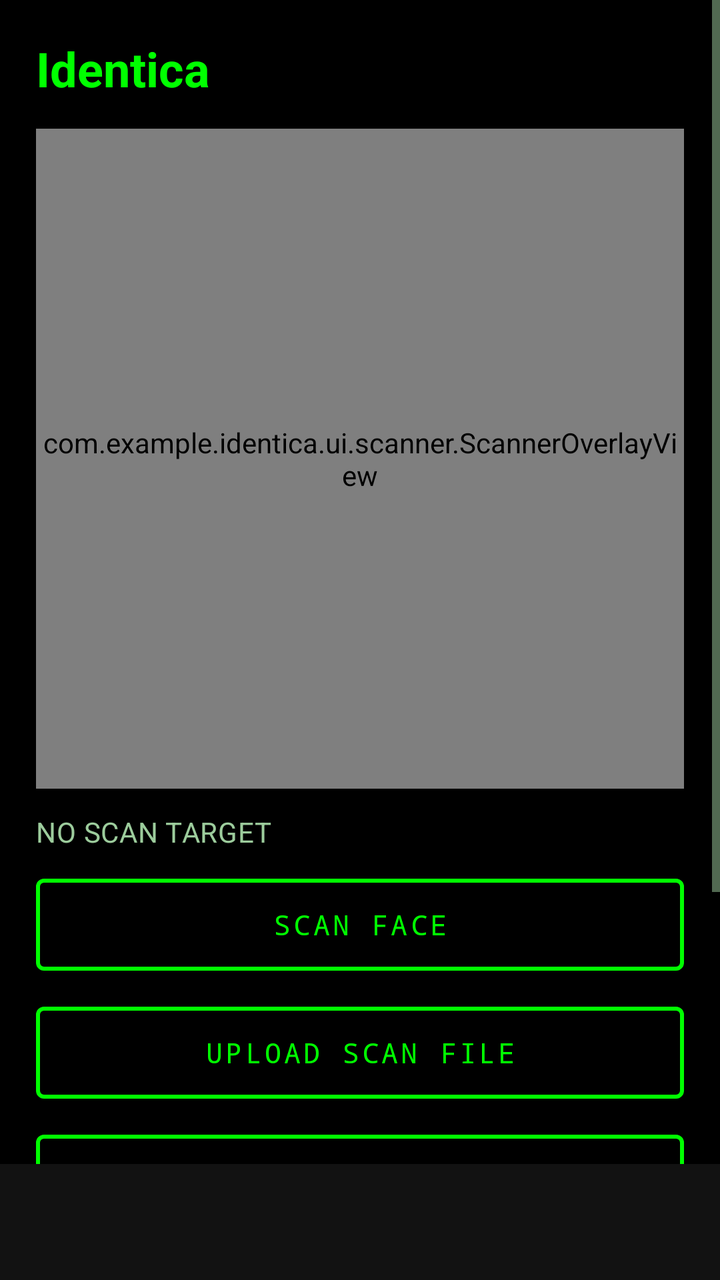
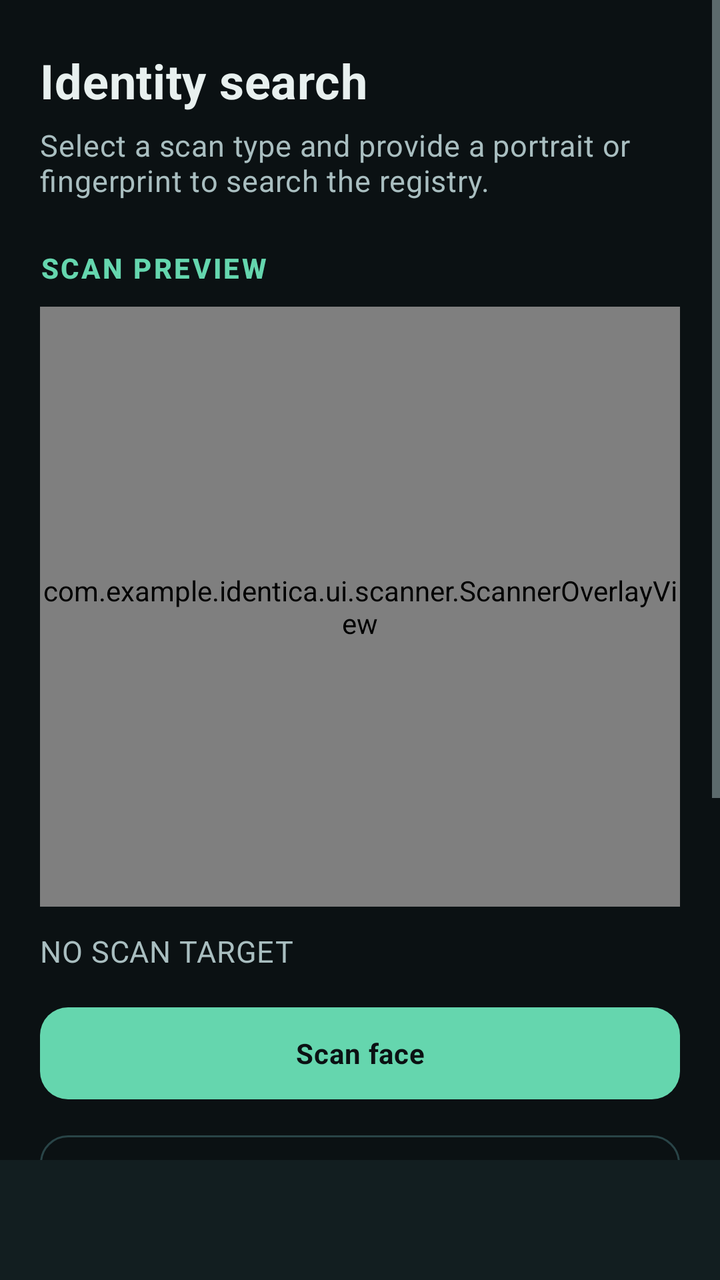

Two renders of the same Android screen: before a commit and after it. Below are the layout's source before the change and the commit's diff.
<!-- AndroidManifest.xml: application theme Theme.Identica -->
<!-- res/layout/activity_search_person.xml -->
<?xml version="1.0" encoding="utf-8"?>
<LinearLayout xmlns:android="http://schemas.android.com/apk/res/android" xmlns:app="http://schemas.android.com/apk/res-auto" android:layout_width="match_parent" android:layout_height="match_parent" android:background="@color/matrix_black" android:orientation="vertical">
<ScrollView android:layout_width="match_parent" android:layout_height="0dp" android:layout_weight="1" android:fillViewport="true">
<LinearLayout android:layout_width="match_parent" android:layout_height="wrap_content" android:orientation="vertical" android:padding="18dp">
<TextView android:layout_width="wrap_content" android:layout_height="wrap_content" android:text="Identica" android:textAppearance="@style/Identica.Title"/>
<FrameLayout android:layout_width="match_parent" android:layout_height="330dp" android:layout_marginTop="14dp" android:background="@drawable/bg_neon_panel">
<ImageView android:id="@+id/probePreview" android:layout_width="match_parent" android:layout_height="match_parent" android:contentDescription="Identity scan target" android:scaleType="centerCrop"/>
<com.example.identica.ui.scanner.FingerprintScanView android:id="@+id/fingerprintScanView" android:layout_width="match_parent" android:layout_height="match_parent" android:visibility="gone"/>
<com.example.identica.ui.scanner.ScannerOverlayView android:id="@+id/scannerOverlay" android:layout_width="match_parent" android:layout_height="match_parent"/>
</FrameLayout>
<TextView android:id="@+id/probeLabelText" android:layout_width="wrap_content" android:layout_height="wrap_content" android:layout_marginTop="12dp" android:text="NO SCAN TARGET" android:textAppearance="@style/Identica.Body"/>
<com.google.android.material.button.MaterialButton android:id="@+id/captureProbeButton" style="@style/Identica.Button" android:layout_width="match_parent" android:layout_height="54dp" android:layout_marginTop="10dp" android:text="SCAN FACE"/>
<com.google.android.material.button.MaterialButton android:id="@+id/uploadProbeButton" style="@style/Identica.Button" android:layout_width="match_parent" android:layout_height="54dp" android:layout_marginTop="10dp" android:text="UPLOAD SCAN FILE"/>
<com.google.android.material.button.MaterialButton android:id="@+id/startScanButton" style="@style/Identica.Button" android:layout_width="match_parent" android:layout_height="54dp" android:layout_marginTop="10dp" android:enabled="false" android:text="START IDENTITY SEARCH"/>
<TextView android:id="@+id/statusText" android:layout_width="wrap_content" android:layout_height="wrap_content" android:layout_marginTop="16dp" android:text="STANDBY" android:textAppearance="@style/Identica.Body"/>
<ProgressBar android:id="@+id/scanProgressBar" style="?android:attr/progressBarStyleHorizontal" android:layout_width="match_parent" android:layout_height="7dp" android:layout_marginTop="6dp" android:max="100" android:progress="0" android:progressTint="@color/neon_green" android:progressBackgroundTint="@color/matrix_charcoal_light"/>
<TextView android:id="@+id/matchPercentText" android:layout_width="wrap_content" android:layout_height="wrap_content" android:layout_marginTop="14dp" android:text="0% MATCH" android:textAppearance="@style/Identica.Metric"/>
<ProgressBar android:id="@+id/matchProgressBar" style="?android:attr/progressBarStyleHorizontal" android:layout_width="match_parent" android:layout_height="10dp" android:layout_marginTop="4dp" android:max="100" android:progress="0" android:progressTint="@color/neon_cyan" android:progressBackgroundTint="@color/matrix_charcoal_light"/>
<TextView android:id="@+id/errorText" android:layout_width="wrap_content" android:layout_height="wrap_content" android:layout_marginTop="12dp" android:textColor="@color/alert_red" android:visibility="gone"/>
<LinearLayout android:id="@+id/resultPanel" android:layout_width="match_parent" android:layout_height="wrap_content" android:layout_marginTop="16dp" android:background="@drawable/bg_neon_panel" android:orientation="vertical" android:padding="14dp" android:visibility="gone">
<ImageView android:id="@+id/resultPhoto" android:layout_width="match_parent" android:layout_height="220dp" android:contentDescription="Matched identity portrait" android:scaleType="centerCrop"/>
<TextView android:id="@+id/resultTitleText" android:layout_width="wrap_content" android:layout_height="wrap_content" android:layout_marginTop="12dp" android:textAppearance="@style/Identica.Title"/>
<TextView android:id="@+id/resultDetailText" android:layout_width="match_parent" android:layout_height="wrap_content" android:layout_marginTop="8dp" android:textAppearance="@style/Identica.Body"/>
</LinearLayout>
</LinearLayout>
</ScrollView>
<com.google.android.material.tabs.TabLayout android:id="@+id/scanTabs" android:layout_width="match_parent" android:layout_height="58dp" android:background="@color/matrix_charcoal" app:tabIndicatorColor="@color/neon_green" app:tabMode="fixed" app:tabTextColor="@color/text_secondary" app:tabSelectedTextColor="@color/neon_green"/>
</LinearLayout>
<!-- resources referenced by this layout -->
<resources>
  <color name="alert_red">#FF3B3B</color>
  <color name="matrix_black">#000000</color>
  <color name="matrix_charcoal">#121212</color>
  <color name="matrix_charcoal_light">#1E1E1E</color>
  <color name="neon_cyan">#00FFFF</color>
  <color name="neon_green">#00FF00</color>
  <color name="text_secondary">#9CCC9C</color>
  <!-- drawable bg_neon_panel (drawable) -->
  <?xml version="1.0" encoding="utf-8"?>
  <shape xmlns:android="http://schemas.android.com/apk/res/android"
      android:shape="rectangle">
      <solid android:color="@color/matrix_charcoal" />
      <stroke
          android:width="1dp"
          android:color="@color/neon_cyan" />
      <corners android:radius="4dp" />
  </shape>
  <style name="Identica.Body" parent="TextAppearance.Material3.BodyMedium">
          <item name="android:textColor">@color/text_secondary</item>
          <item name="android:fontFamily">monospace</item>
      </style>
  <style name="Identica.Button" parent="Widget.Material3.Button.OutlinedButton">
          <item name="strokeColor">@color/neon_green</item>
          <item name="strokeWidth">2dp</item>
          <item name="rippleColor">@color/neon_green_dim</item>
          <item name="cornerRadius">4dp</item>
          <item name="android:textColor">@color/neon_green</item>
          <item name="android:letterSpacing">0.1</item>
          <item name="android:fontFamily">monospace</item>
      </style>
  <style name="Identica.Metric" parent="TextAppearance.Material3.DisplaySmall">
          <item name="android:textColor">@color/neon_cyan</item>
          <item name="android:fontFamily">monospace</item>
          <item name="android:textStyle">bold</item>
      </style>
  <style name="Identica.Title" parent="TextAppearance.Material3.HeadlineSmall">
          <item name="android:textColor">@color/neon_green</item>
          <item name="android:fontFamily">monospace</item>
          <item name="android:textStyle">bold</item>
      </style>
  <style name="Theme.Identica" parent="Theme.Material3.Dark.NoActionBar">
          <item name="colorPrimary">@color/neon_green</item>
          <item name="colorOnPrimary">@color/matrix_black</item>
          <item name="colorSecondary">@color/neon_cyan</item>
          <item name="colorOnSecondary">@color/matrix_black</item>
          <item name="colorSurface">@color/matrix_charcoal</item>
          <item name="colorOnSurface">@color/neon_green</item>
          <item name="colorOnSurfaceVariant">@color/text_secondary</item>
          <item name="colorError">@color/alert_red</item>
          <item name="android:colorBackground">@color/matrix_black</item>
          <item name="android:windowBackground">@color/matrix_black</item>
          <item name="android:textColorPrimary">@color/neon_green</item>
          <item name="android:textColorSecondary">@color/text_secondary</item>
          <item name="android:textColorHint">@color/text_secondary</item>
          <item name="android:statusBarColor">@color/matrix_black</item>
          <item name="android:navigationBarColor">@color/matrix_black</item>
      </style>
  <color name="neon_green_dim">#0A7A0A</color>
</resources>

<!-- the commit's change to res/layout/activity_search_person.xml (unified diff, before → after) -->
@@ -1,28 +1,190 @@
 <?xml version="1.0" encoding="utf-8"?>
-<LinearLayout xmlns:android="http://schemas.android.com/apk/res/android" xmlns:app="http://schemas.android.com/apk/res-auto" android:layout_width="match_parent" android:layout_height="match_parent" android:background="@color/matrix_black" android:orientation="vertical">
-<ScrollView android:layout_width="match_parent" android:layout_height="0dp" android:layout_weight="1" android:fillViewport="true">
-<LinearLayout android:layout_width="match_parent" android:layout_height="wrap_content" android:orientation="vertical" android:padding="18dp">
-<TextView android:layout_width="wrap_content" android:layout_height="wrap_content" android:text="Identica" android:textAppearance="@style/Identica.Title"/>
-<FrameLayout android:layout_width="match_parent" android:layout_height="330dp" android:layout_marginTop="14dp" android:background="@drawable/bg_neon_panel">
-<ImageView android:id="@+id/probePreview" android:layout_width="match_parent" android:layout_height="match_parent" android:contentDescription="Identity scan target" android:scaleType="centerCrop"/>
-<com.example.identica.ui.scanner.FingerprintScanView android:id="@+id/fingerprintScanView" android:layout_width="match_parent" android:layout_height="match_parent" android:visibility="gone"/>
-<com.example.identica.ui.scanner.ScannerOverlayView android:id="@+id/scannerOverlay" android:layout_width="match_parent" android:layout_height="match_parent"/>
-</FrameLayout>
-<TextView android:id="@+id/probeLabelText" android:layout_width="wrap_content" android:layout_height="wrap_content" android:layout_marginTop="12dp" android:text="NO SCAN TARGET" android:textAppearance="@style/Identica.Body"/>
-<com.google.android.material.button.MaterialButton android:id="@+id/captureProbeButton" style="@style/Identica.Button" android:layout_width="match_parent" android:layout_height="54dp" android:layout_marginTop="10dp" android:text="SCAN FACE"/>
-<com.google.android.material.button.MaterialButton android:id="@+id/uploadProbeButton" style="@style/Identica.Button" android:layout_width="match_parent" android:layout_height="54dp" android:layout_marginTop="10dp" android:text="UPLOAD SCAN FILE"/>
-<com.google.android.material.button.MaterialButton android:id="@+id/startScanButton" style="@style/Identica.Button" android:layout_width="match_parent" android:layout_height="54dp" android:layout_marginTop="10dp" android:enabled="false" android:text="START IDENTITY SEARCH"/>
-<TextView android:id="@+id/statusText" android:layout_width="wrap_content" android:layout_height="wrap_content" android:layout_marginTop="16dp" android:text="STANDBY" android:textAppearance="@style/Identica.Body"/>
-<ProgressBar android:id="@+id/scanProgressBar" style="?android:attr/progressBarStyleHorizontal" android:layout_width="match_parent" android:layout_height="7dp" android:layout_marginTop="6dp" android:max="100" android:progress="0" android:progressTint="@color/neon_green" android:progressBackgroundTint="@color/matrix_charcoal_light"/>
-<TextView android:id="@+id/matchPercentText" android:layout_width="wrap_content" android:layout_height="wrap_content" android:layout_marginTop="14dp" android:text="0% MATCH" android:textAppearance="@style/Identica.Metric"/>
-<ProgressBar android:id="@+id/matchProgressBar" style="?android:attr/progressBarStyleHorizontal" android:layout_width="match_parent" android:layout_height="10dp" android:layout_marginTop="4dp" android:max="100" android:progress="0" android:progressTint="@color/neon_cyan" android:progressBackgroundTint="@color/matrix_charcoal_light"/>
-<TextView android:id="@+id/errorText" android:layout_width="wrap_content" android:layout_height="wrap_content" android:layout_marginTop="12dp" android:textColor="@color/alert_red" android:visibility="gone"/>
-<LinearLayout android:id="@+id/resultPanel" android:layout_width="match_parent" android:layout_height="wrap_content" android:layout_marginTop="16dp" android:background="@drawable/bg_neon_panel" android:orientation="vertical" android:padding="14dp" android:visibility="gone">
-<ImageView android:id="@+id/resultPhoto" android:layout_width="match_parent" android:layout_height="220dp" android:contentDescription="Matched identity portrait" android:scaleType="centerCrop"/>
-<TextView android:id="@+id/resultTitleText" android:layout_width="wrap_content" android:layout_height="wrap_content" android:layout_marginTop="12dp" android:textAppearance="@style/Identica.Title"/>
-<TextView android:id="@+id/resultDetailText" android:layout_width="match_parent" android:layout_height="wrap_content" android:layout_marginTop="8dp" android:textAppearance="@style/Identica.Body"/>
+<LinearLayout xmlns:android="http://schemas.android.com/apk/res/android"
+    xmlns:app="http://schemas.android.com/apk/res-auto"
+    android:layout_width="match_parent"
+    android:layout_height="match_parent"
+    android:background="@color/matrix_black"
+    android:orientation="vertical">
+
+    <ScrollView
+        android:layout_width="match_parent"
+        android:layout_height="0dp"
+        android:layout_weight="1"
+        android:fillViewport="true">
+
+        <LinearLayout
+            android:layout_width="match_parent"
+            android:layout_height="wrap_content"
+            android:orientation="vertical"
+            android:paddingHorizontal="20dp"
+            android:paddingTop="24dp"
+            android:paddingBottom="28dp">
+
+            <TextView
+                android:layout_width="wrap_content"
+                android:layout_height="wrap_content"
+                android:text="Identity search"
+                android:textAppearance="@style/Identica.Title" />
+
+            <TextView
+                android:layout_width="match_parent"
+                android:layout_height="wrap_content"
+                android:layout_marginTop="6dp"
+                android:text="Select a scan type and provide a portrait or fingerprint to search the registry."
+                android:textAppearance="@style/Identica.Body" />
+
+            <TextView
+                android:layout_width="wrap_content"
+                android:layout_height="wrap_content"
+                android:layout_marginTop="24dp"
+                android:text="SCAN PREVIEW"
+                android:textAppearance="@style/Identica.Section" />
+
+            <FrameLayout
+                android:layout_width="match_parent"
+                android:layout_height="300dp"
+                android:layout_marginTop="10dp"
+                android:background="@drawable/bg_neon_panel">
+
+                <ImageView
+                    android:id="@+id/probePreview"
+                    android:layout_width="match_parent"
+                    android:layout_height="match_parent"
+                    android:contentDescription="Identity scan target"
+                    android:scaleType="centerCrop" />
+
+                <com.example.identica.ui.scanner.FingerprintScanView
+                    android:id="@+id/fingerprintScanView"
+                    android:layout_width="match_parent"
+                    android:layout_height="match_parent"
+                    android:visibility="gone" />
+
+                <com.example.identica.ui.scanner.ScannerOverlayView
+                    android:id="@+id/scannerOverlay"
+                    android:layout_width="match_parent"
+                    android:layout_height="match_parent" />
+            </FrameLayout>
+
+            <TextView
+                android:id="@+id/probeLabelText"
+                android:layout_width="wrap_content"
+                android:layout_height="wrap_content"
+                android:layout_marginTop="12dp"
+                android:text="NO SCAN TARGET"
+                android:textAppearance="@style/Identica.Body" />
+
+            <com.google.android.material.button.MaterialButton
+                android:id="@+id/captureProbeButton"
+                style="@style/Identica.Button"
+                android:layout_width="match_parent"
+                android:layout_height="54dp"
+                android:layout_marginTop="14dp"
+                android:text="Scan face" />
+
+            <com.google.android.material.button.MaterialButton
+                android:id="@+id/uploadProbeButton"
+                style="@style/Identica.Button.Secondary"
+                android:layout_width="match_parent"
+                android:layout_height="54dp"
+                android:layout_marginTop="10dp"
+                android:text="Upload scan file" />
+
+            <com.google.android.material.button.MaterialButton
+                android:id="@+id/startScanButton"
+                style="@style/Identica.Button"
+                android:layout_width="match_parent"
+                android:layout_height="54dp"
+                android:layout_marginTop="10dp"
+                android:enabled="false"
+                android:text="Start identity search" />
+
+            <TextView
+                android:id="@+id/statusText"
+                android:layout_width="wrap_content"
+                android:layout_height="wrap_content"
+                android:layout_marginTop="20dp"
+                android:text="STANDBY"
+                android:textAppearance="@style/Identica.Section" />
+
+            <ProgressBar
+                android:id="@+id/scanProgressBar"
+                style="?android:attr/progressBarStyleHorizontal"
+                android:layout_width="match_parent"
+                android:layout_height="6dp"
+                android:layout_marginTop="8dp"
+                android:max="100"
+                android:progress="0"
+                android:progressBackgroundTint="@color/matrix_charcoal_light"
+                android:progressTint="@color/neon_green" />
+
+            <TextView
+                android:id="@+id/matchPercentText"
+                android:layout_width="wrap_content"
+                android:layout_height="wrap_content"
+                android:layout_marginTop="18dp"
+                android:text="0% MATCH"
+                android:textAppearance="@style/Identica.Metric" />
+
+            <ProgressBar
+                android:id="@+id/matchProgressBar"
+                style="?android:attr/progressBarStyleHorizontal"
+                android:layout_width="match_parent"
+                android:layout_height="8dp"
+                android:layout_marginTop="6dp"
+                android:max="100"
+                android:progress="0"
+                android:progressBackgroundTint="@color/matrix_charcoal_light"
+                android:progressTint="@color/neon_cyan" />
+
+            <TextView
+                android:id="@+id/errorText"
+                android:layout_width="wrap_content"
+                android:layout_height="wrap_content"
+                android:layout_marginTop="12dp"
+                android:textColor="@color/alert_red"
+                android:visibility="gone" />
+
+            <LinearLayout
+                android:id="@+id/resultPanel"
+                android:layout_width="match_parent"
+                android:layout_height="wrap_content"
+                android:layout_marginTop="20dp"
+                android:background="@drawable/bg_neon_panel"
+                android:orientation="vertical"
+                android:padding="16dp"
+                android:visibility="gone">
+
+                <ImageView
+                    android:id="@+id/resultPhoto"
+                    android:layout_width="match_parent"
+                    android:layout_height="220dp"
+                    android:contentDescription="Matched identity portrait"
+                    android:scaleType="centerCrop" />
+
+                <TextView
+                    android:id="@+id/resultTitleText"
+                    android:layout_width="wrap_content"
+                    android:layout_height="wrap_content"
+                    android:layout_marginTop="14dp"
+                    android:textAppearance="@style/Identica.Title" />
+
+                <TextView
+                    android:id="@+id/resultDetailText"
+                    android:layout_width="match_parent"
+                    android:layout_height="wrap_content"
+                    android:layout_marginTop="8dp"
+                    android:textAppearance="@style/Identica.Body" />
+            </LinearLayout>
+        </LinearLayout>
+    </ScrollView>
+
+    <com.google.android.material.tabs.TabLayout
+        android:id="@+id/scanTabs"
+        android:layout_width="match_parent"
+        android:layout_height="60dp"
+        android:background="@color/matrix_charcoal"
+        app:tabIndicatorColor="@color/neon_green"
+        app:tabMode="fixed"
+        app:tabSelectedTextColor="@color/neon_green"
+        app:tabTextColor="@color/text_secondary" />
 </LinearLayout>
-</LinearLayout>
-</ScrollView>
-<com.google.android.material.tabs.TabLayout android:id="@+id/scanTabs" android:layout_width="match_parent" android:layout_height="58dp" android:background="@color/matrix_charcoal" app:tabIndicatorColor="@color/neon_green" app:tabMode="fixed" app:tabTextColor="@color/text_secondary" app:tabSelectedTextColor="@color/neon_green"/>
-</LinearLayout>
<!-- resource entries referenced after the edit -->
@@ -1,12 +1,12 @@
 <!-- resources referenced by this layout -->
 <resources>
-  <color name="alert_red">#FF3B3B</color>
-  <color name="matrix_black">#000000</color>
-  <color name="matrix_charcoal">#121212</color>
-  <color name="matrix_charcoal_light">#1E1E1E</color>
-  <color name="neon_cyan">#00FFFF</color>
-  <color name="neon_green">#00FF00</color>
-  <color name="text_secondary">#9CCC9C</color>
+  <color name="alert_red">#FF8A80</color>
+  <color name="matrix_black">#0B1113</color>
+  <color name="matrix_charcoal">#121E20</color>
+  <color name="matrix_charcoal_light">#1D3032</color>
+  <color name="neon_cyan">#8BD8E1</color>
+  <color name="neon_green">#65D6AE</color>
+  <color name="text_secondary">#A9BEC0</color>
   <!-- drawable bg_neon_panel (drawable) -->
   <?xml version="1.0" encoding="utf-8"?>
   <shape xmlns:android="http://schemas.android.com/apk/res/android"
@@ -14,31 +14,52 @@
       <solid android:color="@color/matrix_charcoal" />
       <stroke
           android:width="1dp"
-          android:color="@color/neon_cyan" />
-      <corners android:radius="4dp" />
+          android:color="@color/panel_border" />
+      <corners android:radius="18dp" />
   </shape>
   <style name="Identica.Body" parent="TextAppearance.Material3.BodyMedium">
           <item name="android:textColor">@color/text_secondary</item>
-          <item name="android:fontFamily">monospace</item>
+          <item name="android:fontFamily">sans</item>
+          <item name="android:textSize">15sp</item>
+          <item name="android:lineSpacingExtra">3dp</item>
       </style>
-  <style name="Identica.Button" parent="Widget.Material3.Button.OutlinedButton">
-          <item name="strokeColor">@color/neon_green</item>
-          <item name="strokeWidth">2dp</item>
+  <style name="Identica.Button" parent="Widget.Material3.Button">
+          <item name="backgroundTint">@color/neon_green</item>
           <item name="rippleColor">@color/neon_green_dim</item>
-          <item name="cornerRadius">4dp</item>
-          <item name="android:textColor">@color/neon_green</item>
-          <item name="android:letterSpacing">0.1</item>
-          <item name="android:fontFamily">monospace</item>
+          <item name="cornerRadius">14dp</item>
+          <item name="android:textColor">@color/matrix_black</item>
+          <item name="android:letterSpacing">0.02</item>
+          <item name="android:fontFamily">sans</item>
+          <item name="android:textStyle">bold</item>
+          <item name="android:minHeight">52dp</item>
+      </style>
+  <style name="Identica.Button.Secondary" parent="Widget.Material3.Button.OutlinedButton">
+          <item name="strokeColor">@color/panel_border</item>
+          <item name="strokeWidth">1dp</item>
+          <item name="rippleColor">@color/neon_green_dim</item>
+          <item name="cornerRadius">14dp</item>
+          <item name="android:textColor">@color/text_primary</item>
+          <item name="android:letterSpacing">0.02</item>
+          <item name="android:fontFamily">sans</item>
+          <item name="android:textStyle">bold</item>
+          <item name="android:minHeight">52dp</item>
       </style>
   <style name="Identica.Metric" parent="TextAppearance.Material3.DisplaySmall">
           <item name="android:textColor">@color/neon_cyan</item>
-          <item name="android:fontFamily">monospace</item>
+          <item name="android:fontFamily">sans</item>
           <item name="android:textStyle">bold</item>
       </style>
+  <style name="Identica.Section" parent="TextAppearance.Material3.TitleSmall">
+          <item name="android:textColor">@color/neon_green</item>
+          <item name="android:fontFamily">sans</item>
+          <item name="android:textStyle">bold</item>
+          <item name="android:letterSpacing">0.08</item>
+      </style>
   <style name="Identica.Title" parent="TextAppearance.Material3.HeadlineSmall">
-          <item name="android:textColor">@color/neon_green</item>
-          <item name="android:fontFamily">monospace</item>
+          <item name="android:textColor">@color/text_primary</item>
+          <item name="android:fontFamily">sans</item>
           <item name="android:textStyle">bold</item>
+          <item name="android:letterSpacing">0.01</item>
       </style>
   <style name="Theme.Identica" parent="Theme.Material3.Dark.NoActionBar">
           <item name="colorPrimary">@color/neon_green</item>
@@ -46,17 +67,22 @@
           <item name="colorSecondary">@color/neon_cyan</item>
           <item name="colorOnSecondary">@color/matrix_black</item>
           <item name="colorSurface">@color/matrix_charcoal</item>
-          <item name="colorOnSurface">@color/neon_green</item>
+          <item name="colorOnSurface">@color/text_primary</item>
           <item name="colorOnSurfaceVariant">@color/text_secondary</item>
+          <item name="colorSurfaceVariant">@color/matrix_charcoal_light</item>
           <item name="colorError">@color/alert_red</item>
           <item name="android:colorBackground">@color/matrix_black</item>
           <item name="android:windowBackground">@color/matrix_black</item>
-          <item name="android:textColorPrimary">@color/neon_green</item>
+          <item name="android:textColorPrimary">@color/text_primary</item>
           <item name="android:textColorSecondary">@color/text_secondary</item>
           <item name="android:textColorHint">@color/text_secondary</item>
+          <item name="android:windowLightStatusBar">false</item>
+          <item name="android:windowLightNavigationBar">false</item>
           <item name="android:statusBarColor">@color/matrix_black</item>
           <item name="android:navigationBarColor">@color/matrix_black</item>
       </style>
-  <color name="neon_green_dim">#0A7A0A</color>
+  <color name="panel_border">#294447</color>
+  <color name="neon_green_dim">#287C66</color>
+  <color name="text_primary">#E8F0EF</color>
 </resources>
 
